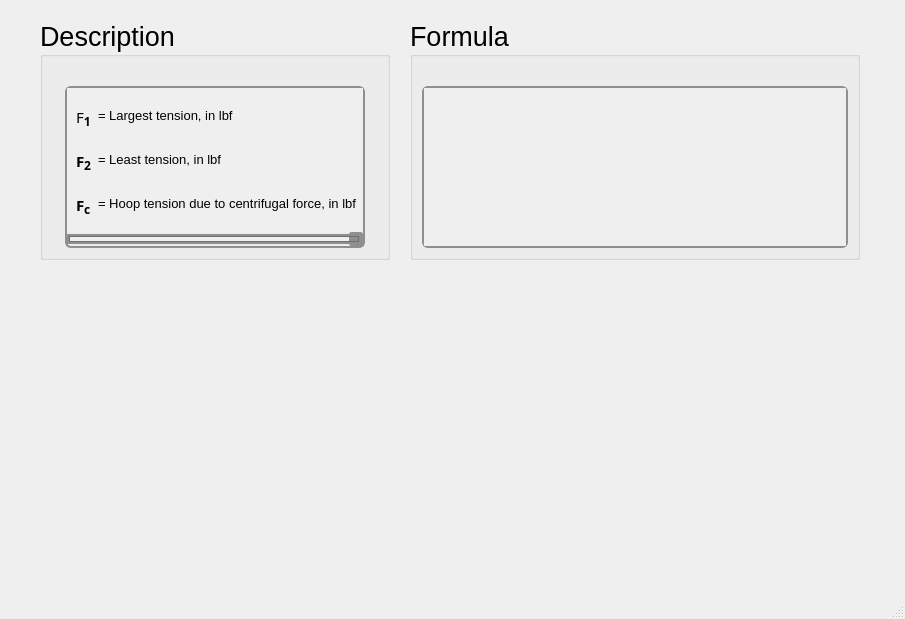
This is ui/vbelt_fiinit.ui in Ah00ra/HNNS as Qt 5 draws it before an edit. The edited form follows.
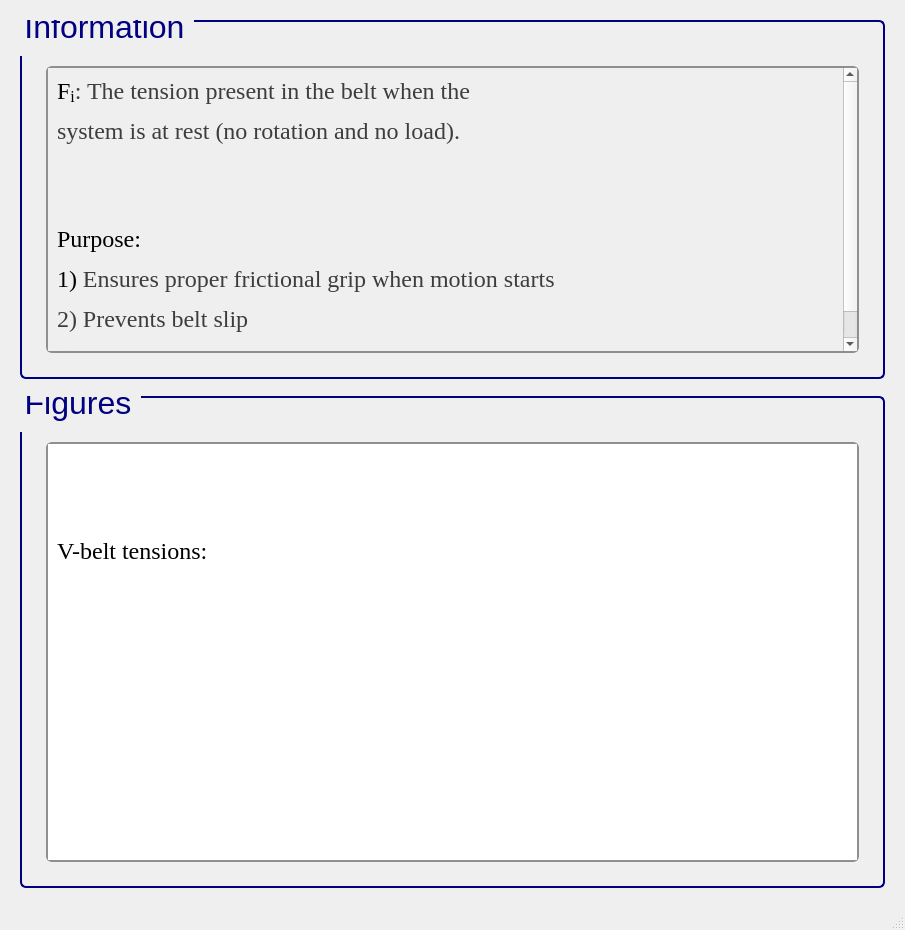
This is the edited form. Icons and pictures are not drawn.

Commit message: Add ui info to vbelt

What changed in the file:
```diff
--- a/ui/vbelt_fiinit.ui
+++ b/ui/vbelt_fiinit.ui
@@ -7,94 +7,122 @@
     <x>0</x>
     <y>0</y>
     <width>905</width>
-    <height>619</height>
+    <height>930</height>
    </rect>
   </property>
+  <property name="sizePolicy">
+   <sizepolicy hsizetype="Minimum" vsizetype="Minimum">
+    <horstretch>0</horstretch>
+    <verstretch>0</verstretch>
+   </sizepolicy>
+  </property>
+  <property name="minimumSize">
+   <size>
+    <width>900</width>
+    <height>930</height>
+   </size>
+  </property>
   <property name="windowTitle">
    <string>MainWindow</string>
   </property>
   <widget class="QWidget" name="centralwidget">
-   <widget class="QGroupBox" name="groupBox_652">
-    <property name="geometry">
-     <rect>
-      <x>40</x>
-      <y>20</y>
-      <width>350</width>
-      <height>240</height>
-     </rect>
-    </property>
-    <property name="sizePolicy">
-     <sizepolicy hsizetype="Minimum" vsizetype="Minimum">
-      <horstretch>0</horstretch>
-      <verstretch>0</verstretch>
-     </sizepolicy>
-    </property>
-    <property name="minimumSize">
-     <size>
-      <width>350</width>
-      <height>0</height>
-     </size>
-    </property>
-    <property name="maximumSize">
-     <size>
-      <width>350</width>
-      <height>241</height>
-     </size>
-    </property>
-    <property name="font">
-     <font>
-      <family>Segoe UI</family>
-      <pointsize>20</pointsize>
-      <weight>50</weight>
-      <italic>false</italic>
-      <bold>false</bold>
-     </font>
-    </property>
-    <property name="title">
-     <string>Description</string>
-    </property>
-    <layout class="QGridLayout" name="gridLayout_1328">
-     <item row="0" column="0">
-      <spacer name="verticalSpacer_652">
-       <property name="orientation">
-        <enum>Qt::Vertical</enum>
-       </property>
-       <property name="sizeType">
-        <enum>QSizePolicy::Fixed</enum>
-       </property>
-       <property name="sizeHint" stdset="0">
-        <size>
-         <width>20</width>
-         <height>20</height>
-        </size>
-       </property>
-      </spacer>
-     </item>
-     <item row="1" column="0">
-      <widget class="QScrollArea" name="scrollArea_394">
-       <property name="sizePolicy">
-        <sizepolicy hsizetype="Minimum" vsizetype="Minimum">
-         <horstretch>0</horstretch>
-         <verstretch>0</verstretch>
-        </sizepolicy>
-       </property>
-       <property name="maximumSize">
-        <size>
-         <width>300</width>
-         <height>361</height>
-        </size>
-       </property>
-       <property name="font">
-        <font>
-         <family>Segoe UI</family>
-         <pointsize>15</pointsize>
-         <weight>50</weight>
-         <italic>false</italic>
-         <bold>false</bold>
-        </font>
-       </property>
-       <property name="styleSheet">
-        <string notr="true">QScrollArea {
+   <layout class="QGridLayout" name="gridLayout">
+    <item row="0" column="1">
+     <spacer name="verticalSpacer_26">
+      <property name="orientation">
+       <enum>Qt::Vertical</enum>
+      </property>
+      <property name="sizeType">
+       <enum>QSizePolicy::Fixed</enum>
+      </property>
+      <property name="sizeHint" stdset="0">
+       <size>
+        <width>839</width>
+        <height>11</height>
+       </size>
+      </property>
+     </spacer>
+    </item>
+    <item row="1" column="1">
+     <widget class="QGroupBox" name="groupBox_125">
+      <property name="sizePolicy">
+       <sizepolicy hsizetype="Minimum" vsizetype="Minimum">
+        <horstretch>0</horstretch>
+        <verstretch>0</verstretch>
+       </sizepolicy>
+      </property>
+      <property name="minimumSize">
+       <size>
+        <width>822</width>
+        <height>300</height>
+       </size>
+      </property>
+      <property name="font">
+       <font>
+        <family>Segoe UI</family>
+        <pointsize>24</pointsize>
+        <weight>50</weight>
+        <italic>false</italic>
+        <bold>false</bold>
+       </font>
+      </property>
+      <property name="styleSheet">
+       <string notr="true">QGroupBox {
+    border: 2px solid navy;
+    border-radius: 6px;
+    background-color: qlineargradient(x1:0, y1:0, x2:0, y2:1,
+                                      stop:0 #f6f7fa, stop:1 #dadbde);
+    font: 24pt &quot;Segoe UI&quot;;
+    padding: 5px; /* add padding inside the group box */
+    color: black;
+}
+QGroupBox::title {
+    subcontrol-origin: margin;
+    subcontrol-position: top left;
+    padding-left: 0px;
+    padding-right: 5px;
+    padding-top: 0px;
+    margin-top: -22px;  /* shift title up */
+    color: navy;
+    font-weight: bold;
+}
+</string>
+      </property>
+      <property name="title">
+       <string>Information</string>
+      </property>
+      <layout class="QGridLayout" name="gridLayout_255">
+       <item row="1" column="2">
+        <spacer name="verticalSpacer_36">
+         <property name="orientation">
+          <enum>Qt::Horizontal</enum>
+         </property>
+         <property name="sizeType">
+          <enum>QSizePolicy::Fixed</enum>
+         </property>
+         <property name="sizeHint" stdset="0">
+          <size>
+           <width>10</width>
+           <height>20</height>
+          </size>
+         </property>
+        </spacer>
+       </item>
+       <item row="1" column="1">
+        <widget class="QScrollArea" name="scrollArea_43">
+         <property name="sizePolicy">
+          <sizepolicy hsizetype="Minimum" vsizetype="Minimum">
+           <horstretch>0</horstretch>
+           <verstretch>0</verstretch>
+          </sizepolicy>
+         </property>
+         <property name="font">
+          <font>
+           <pointsize>15</pointsize>
+          </font>
+         </property>
+         <property name="styleSheet">
+          <string notr="true">QScrollArea {
     background: qlineargradient(x1:0, y1:0, x2:0, y2:1,
                                stop:0 #f6f7fa, stop:1 #dadbde);
     border: 2px solid #8f8f91;
@@ -153,190 +181,337 @@
     background: transparent;
 }
 </string>
-       </property>
-       <property name="verticalScrollBarPolicy">
-        <enum>Qt::ScrollBarAsNeeded</enum>
-       </property>
-       <property name="horizontalScrollBarPolicy">
-        <enum>Qt::ScrollBarAsNeeded</enum>
-       </property>
-       <property name="widgetResizable">
-        <bool>true</bool>
-       </property>
-       <widget class="QWidget" name="scrollAreaWidgetContents_394">
-        <property name="geometry">
-         <rect>
-          <x>0</x>
-          <y>0</y>
-          <width>306</width>
-          <height>132</height>
-         </rect>
-        </property>
-        <layout class="QGridLayout" name="gridLayout_1329">
-         <item row="3" column="0">
-          <widget class="QLabel" name="label_868">
-           <property name="font">
-            <font>
-             <family>Segoe UI Variable Small Semibol</family>
-             <pointsize>11</pointsize>
-             <weight>75</weight>
-             <bold>true</bold>
-            </font>
-           </property>
-           <property name="text">
-            <string>&lt;html&gt;&lt;head/&gt;&lt;body&gt;&lt;p&gt;F&lt;span style=&quot; font-size:14pt; vertical-align:sub;&quot;&gt;2&lt;/span&gt;&lt;/p&gt;&lt;/body&gt;&lt;/html&gt;</string>
-           </property>
-          </widget>
-         </item>
-         <item row="0" column="0">
-          <widget class="QLabel" name="label_869">
-           <property name="font">
-            <font>
-             <family>Segoe UI Variable Small Semibol</family>
-             <pointsize>11</pointsize>
-             <weight>75</weight>
-             <bold>true</bold>
-            </font>
-           </property>
-           <property name="text">
-            <string>&lt;html&gt;&lt;head/&gt;&lt;body&gt;&lt;p&gt;&lt;span style=&quot; font-weight:400;&quot;&gt;F&lt;/span&gt;&lt;span style=&quot; font-size:14pt; vertical-align:sub;&quot;&gt;1&lt;/span&gt;&lt;/p&gt;&lt;/body&gt;&lt;/html&gt;</string>
-           </property>
-          </widget>
-         </item>
-         <item row="0" column="1">
-          <widget class="QLabel" name="htext_2382">
-           <property name="font">
-            <font>
-             <pointsize>10</pointsize>
-            </font>
-           </property>
-           <property name="text">
-            <string>&lt;html&gt;&lt;head/&gt;&lt;body&gt;&lt;p&gt;= Largest tension, in lbf&lt;/p&gt;&lt;/body&gt;&lt;/html&gt;</string>
-           </property>
-          </widget>
-         </item>
-         <item row="4" column="0">
-          <widget class="QLabel" name="label_870">
-           <property name="font">
-            <font>
-             <family>Segoe UI Variable Small Semibol</family>
-             <pointsize>11</pointsize>
-             <weight>75</weight>
-             <bold>true</bold>
-            </font>
-           </property>
-           <property name="text">
-            <string>&lt;html&gt;&lt;head/&gt;&lt;body&gt;&lt;p&gt;F&lt;span style=&quot; font-size:14pt; vertical-align:sub;&quot;&gt;c&lt;/span&gt;&lt;/p&gt;&lt;/body&gt;&lt;/html&gt;</string>
-           </property>
-          </widget>
-         </item>
-         <item row="3" column="1">
-          <widget class="QLabel" name="htext_2383">
-           <property name="font">
-            <font>
-             <pointsize>10</pointsize>
-            </font>
-           </property>
-           <property name="text">
-            <string>&lt;html&gt;&lt;head/&gt;&lt;body&gt;&lt;p&gt;= Least tension, in lbf&lt;/p&gt;&lt;/body&gt;&lt;/html&gt;</string>
-           </property>
-          </widget>
-         </item>
-         <item row="4" column="1">
-          <widget class="QLabel" name="htext_2384">
-           <property name="font">
-            <font>
-             <pointsize>10</pointsize>
-            </font>
-           </property>
-           <property name="text">
-            <string>&lt;html&gt;&lt;head/&gt;&lt;body&gt;&lt;p&gt;= Hoop tension due to centrifugal force, in lbf&lt;/p&gt;&lt;/body&gt;&lt;/html&gt;</string>
-           </property>
-          </widget>
-         </item>
-        </layout>
-       </widget>
-      </widget>
-     </item>
-    </layout>
-   </widget>
-   <widget class="QGroupBox" name="groupBox_651">
-    <property name="geometry">
-     <rect>
-      <x>410</x>
-      <y>20</y>
-      <width>450</width>
-      <height>240</height>
-     </rect>
-    </property>
-    <property name="sizePolicy">
-     <sizepolicy hsizetype="Minimum" vsizetype="Minimum">
-      <horstretch>0</horstretch>
-      <verstretch>0</verstretch>
-     </sizepolicy>
-    </property>
-    <property name="minimumSize">
-     <size>
-      <width>450</width>
-      <height>0</height>
-     </size>
-    </property>
-    <property name="maximumSize">
-     <size>
-      <width>450</width>
-      <height>241</height>
-     </size>
-    </property>
-    <property name="font">
-     <font>
-      <family>Segoe UI</family>
-      <pointsize>20</pointsize>
-      <weight>50</weight>
-      <italic>false</italic>
-      <bold>false</bold>
-     </font>
-    </property>
-    <property name="title">
-     <string>Formula</string>
-    </property>
-    <layout class="QGridLayout" name="gridLayout_1326">
-     <item row="1" column="0">
-      <widget class="QScrollArea" name="scrollArea_393">
-       <property name="sizePolicy">
-        <sizepolicy hsizetype="Minimum" vsizetype="Minimum">
-         <horstretch>0</horstretch>
-         <verstretch>0</verstretch>
-        </sizepolicy>
-       </property>
-       <property name="font">
-        <font>
-         <family>Segoe UI</family>
-         <pointsize>15</pointsize>
-         <weight>50</weight>
-         <italic>false</italic>
-         <bold>false</bold>
-        </font>
-       </property>
-       <property name="styleSheet">
-        <string notr="true">QScrollArea {
+         </property>
+         <property name="verticalScrollBarPolicy">
+          <enum>Qt::ScrollBarAsNeeded</enum>
+         </property>
+         <property name="horizontalScrollBarPolicy">
+          <enum>Qt::ScrollBarAsNeeded</enum>
+         </property>
+         <property name="widgetResizable">
+          <bool>true</bool>
+         </property>
+         <widget class="QWidget" name="scrollAreaWidgetContents_43">
+          <property name="geometry">
+           <rect>
+            <x>0</x>
+            <y>0</y>
+            <width>765</width>
+            <height>370</height>
+           </rect>
+          </property>
+          <layout class="QGridLayout" name="gridLayout_3">
+           <item row="1" column="0">
+            <widget class="QLabel" name="label_3">
+             <property name="font">
+              <font>
+               <family>Times New Roman</family>
+               <pointsize>18</pointsize>
+               <weight>50</weight>
+               <bold>false</bold>
+              </font>
+             </property>
+             <property name="cursor">
+              <cursorShape>ArrowCursor</cursorShape>
+             </property>
+             <property name="frameShape">
+              <enum>QFrame::NoFrame</enum>
+             </property>
+             <property name="text">
+              <string>&lt;html&gt;&lt;head/&gt;&lt;body&gt;&lt;p&gt;&lt;span style=&quot; color:#000000;&quot;&gt;F&lt;/span&gt;&lt;span style=&quot; color:#000000; vertical-align:sub;&quot;&gt;i&lt;/span&gt;&lt;span style=&quot; color:#3d3d3d;&quot;&gt;: The tension present in the belt when the&lt;/span&gt;&lt;/p&gt;&lt;p&gt;&lt;span style=&quot; color:#3d3d3d;&quot;&gt;system is at rest (no rotation and no load).&lt;/span&gt;&lt;/p&gt;&lt;p&gt;&lt;br/&gt;&lt;/p&gt;&lt;p&gt;&lt;span style=&quot; color:#000000;&quot;&gt;Purpose: &lt;/span&gt;&lt;/p&gt;&lt;p&gt;&lt;span style=&quot; color:#000000;&quot;&gt;1) &lt;/span&gt;&lt;span style=&quot; color:#3d3d3d;&quot;&gt;Ensures proper frictional grip when motion starts&lt;/span&gt;&lt;/p&gt;&lt;p&gt;&lt;span style=&quot; color:#3d3d3d;&quot;&gt;2) Prevents belt slip&lt;/span&gt;&lt;/p&gt;&lt;p&gt;&lt;span style=&quot; color:#3d3d3d;&quot;&gt;3) Must be set correctly during belt installation&lt;/span&gt;&lt;/p&gt;&lt;/body&gt;&lt;/html&gt;</string>
+             </property>
+            </widget>
+           </item>
+          </layout>
+         </widget>
+        </widget>
+       </item>
+       <item row="2" column="1">
+        <spacer name="verticalSpacer_37">
+         <property name="orientation">
+          <enum>Qt::Vertical</enum>
+         </property>
+         <property name="sizeType">
+          <enum>QSizePolicy::Fixed</enum>
+         </property>
+         <property name="sizeHint" stdset="0">
+          <size>
+           <width>10</width>
+           <height>10</height>
+          </size>
+         </property>
+        </spacer>
+       </item>
+       <item row="1" column="0">
+        <spacer name="verticalSpacer_34">
+         <property name="orientation">
+          <enum>Qt::Horizontal</enum>
+         </property>
+         <property name="sizeType">
+          <enum>QSizePolicy::Fixed</enum>
+         </property>
+         <property name="sizeHint" stdset="0">
+          <size>
+           <width>10</width>
+           <height>20</height>
+          </size>
+         </property>
+        </spacer>
+       </item>
+       <item row="0" column="1">
+        <spacer name="verticalSpacer_35">
+         <property name="orientation">
+          <enum>Qt::Vertical</enum>
+         </property>
+         <property name="sizeType">
+          <enum>QSizePolicy::Fixed</enum>
+         </property>
+         <property name="sizeHint" stdset="0">
+          <size>
+           <width>20</width>
+           <height>30</height>
+          </size>
+         </property>
+        </spacer>
+       </item>
+      </layout>
+     </widget>
+    </item>
+    <item row="2" column="1">
+     <spacer name="verticalSpacer_23">
+      <property name="orientation">
+       <enum>Qt::Vertical</enum>
+      </property>
+      <property name="sizeType">
+       <enum>QSizePolicy::Fixed</enum>
+      </property>
+      <property name="sizeHint" stdset="0">
+       <size>
+        <width>839</width>
+        <height>11</height>
+       </size>
+      </property>
+     </spacer>
+    </item>
+    <item row="3" column="0">
+     <spacer name="verticalSpacer_25">
+      <property name="orientation">
+       <enum>Qt::Horizontal</enum>
+      </property>
+      <property name="sizeType">
+       <enum>QSizePolicy::Fixed</enum>
+      </property>
+      <property name="sizeHint" stdset="0">
+       <size>
+        <width>11</width>
+        <height>492</height>
+       </size>
+      </property>
+     </spacer>
+    </item>
+    <item row="3" column="1">
+     <widget class="QGroupBox" name="groupBox_42">
+      <property name="sizePolicy">
+       <sizepolicy hsizetype="Minimum" vsizetype="Minimum">
+        <horstretch>0</horstretch>
+        <verstretch>0</verstretch>
+       </sizepolicy>
+      </property>
+      <property name="minimumSize">
+       <size>
+        <width>822</width>
+        <height>350</height>
+       </size>
+      </property>
+      <property name="font">
+       <font>
+        <family>Segoe UI</family>
+        <pointsize>24</pointsize>
+        <weight>50</weight>
+        <italic>false</italic>
+        <bold>false</bold>
+       </font>
+      </property>
+      <property name="styleSheet">
+       <string notr="true">/* GroupBox styling */
+QGroupBox {
+    border: 2px solid navy;
+    border-radius: 6px;
+    background-color: qlineargradient(x1:0, y1:0, x2:0, y2:1,
+    stop:0 #f6f7fa, stop:1 #dadbde);
+    font: 24pt &quot;Segoe UI&quot;;
+    padding: 5px;
+    color: black;
+}
+
+/* GroupBox title styling */
+QGroupBox::title {
+    subcontrol-origin: margin;
+    subcontrol-position: top left;
+    padding-left: 0px;
+    padding-right: 5px;
+    padding-top: 0px;
+    margin-top: -22px;
+    color: navy;
+    font-weight: bold;
+}
+
+/* Make QScrollArea (only within GroupBox) have a white background with correct border */
+QGroupBox QScrollArea {
+    background-color: white !important;
+    border: 2px solid #8f8f91;
+    border-radius: 6px;
+}
+
+/* Make QScrollArea's viewport white as well */
+QGroupBox QScrollArea QWidget {
+    background-color: white !important;
+}
+
+/* Scrollbar styling inside QScrollArea in QGroupBox */
+QGroupBox QScrollArea QScrollBar:vertical, QGroupBox QScrollArea QScrollBar:horizontal {
     background: qlineargradient(x1:0, y1:0, x2:0, y2:1,
-                               stop:0 #f6f7fa, stop:1 #dadbde);
+    stop:0 #f6f7fa, stop:1 #dadbde);
     border: 2px solid #8f8f91;
     border-radius: 6px;
+    width: 14px;
+    height: 14px;
+    margin: 2px 0 2px 0;
 }
 
-QScrollArea QScrollBar:vertical, QScrollArea QScrollBar:horizontal {
+/* Remove bottom button of vertical scrollbar */
+QGroupBox QScrollArea QScrollBar::add-line:vertical {
+    height: 0px;
+    width: 0px;
+    border: none;
+    background: none;
+    margin: 0px;
+    padding: 0px;
+}
+
+/* Scrollbar handle */
+QGroupBox QScrollArea QScrollBar::handle:vertical, QGroupBox QScrollArea QScrollBar::handle:horizontal {
     background: qlineargradient(x1:0, y1:0, x2:0, y2:1,
-                               stop:0 #f6f7fa, stop:1 #dadbde);
+    stop:0 #8f8f91, stop:1 #6f6f71);
+    min-height: 20px;
+    border-radius: 6px;
+    border: 1px solid #6f6f71;
+}
+
+QGroupBox QScrollArea QScrollBar::handle:vertical:hover, QGroupBox QScrollArea QScrollBar::handle:horizontal:hover {
+    background: qlineargradient(x1:0, y1:0, x2:0, y2:1,
+    stop:0 #6f6f71, stop:1 #4f4f51);
+    border: 1px solid #4f4f51;
+}
+
+/* Scrollbar sub-line buttons */
+QGroupBox QScrollArea QScrollBar::sub-line:vertical, QGroupBox QScrollArea QScrollBar::add-line:horizontal, QGroupBox QScrollArea QScrollBar::sub-line:horizontal {
+    background: #8f8f91;
+    border: none;
+    border-radius: 3px;
+    height: 14px;
+    width: 14px;
+    subcontrol-origin: margin;
+}
+
+QGroupBox QScrollArea QScrollBar::sub-line:vertical:hover, QGroupBox QScrollArea QScrollBar::add-line:horizontal:hover, QGroupBox QScrollArea QScrollBar::sub-line:horizontal:hover {
+    background: #6f6f71;
+}
+
+/* Transparent page areas */
+QGroupBox QScrollArea QScrollBar::add-page:vertical, QGroupBox QScrollArea QScrollBar::sub-page:vertical,
+QGroupBox QScrollArea QScrollBar::add-page:horizontal, QGroupBox QScrollArea QScrollBar::sub-page:horizontal {
+    background: transparent;
+}
+</string>
+      </property>
+      <property name="title">
+       <string>Figures</string>
+      </property>
+      <layout class="QGridLayout" name="gridLayout_2">
+       <item row="0" column="1">
+        <spacer name="verticalSpacer_41">
+         <property name="orientation">
+          <enum>Qt::Vertical</enum>
+         </property>
+         <property name="sizeType">
+          <enum>QSizePolicy::Fixed</enum>
+         </property>
+         <property name="sizeHint" stdset="0">
+          <size>
+           <width>20</width>
+           <height>30</height>
+          </size>
+         </property>
+        </spacer>
+       </item>
+       <item row="1" column="0">
+        <spacer name="verticalSpacer_39">
+         <property name="orientation">
+          <enum>Qt::Horizontal</enum>
+         </property>
+         <property name="sizeType">
+          <enum>QSizePolicy::Fixed</enum>
+         </property>
+         <property name="sizeHint" stdset="0">
+          <size>
+           <width>10</width>
+           <height>20</height>
+          </size>
+         </property>
+        </spacer>
+       </item>
+       <item row="1" column="1">
+        <widget class="QScrollArea" name="scrollArea_3">
+         <property name="styleSheet">
+          <string notr="true">/* GroupBox styling */
+QGroupBox {
+    border: 2px solid navy;
+    border-radius: 6px;
+    background-color: qlineargradient(x1:0, y1:0, x2:0, y2:1,
+    stop:0 #f6f7fa, stop:1 #dadbde);
+    font: 20pt &quot;Segoe UI&quot;;
+    padding: 5px;
+    color: black;
+}
+
+/* GroupBox title styling */
+QGroupBox::title {
+    subcontrol-origin: margin;
+    subcontrol-position: top left;
+    padding-left: 0px;
+    padding-right: 5px;
+    padding-top: 0px;
+    margin-top: -20px;
+    color: navy;
+    font-weight: bold;
+}
+
+/* Make QScrollArea (only within GroupBox) have a white background with correct border */
+QGroupBox QScrollArea {
+    background-color: white !important;
     border: 2px solid #8f8f91;
     border-radius: 6px;
+}
+
+/* Make QScrollArea's viewport white as well */
+QGroupBox QScrollArea QWidget {
+    background-color: white !important;
+}
+
+/* Scrollbar styling inside QScrollArea in QGroupBox */
+QGroupBox QScrollArea QScrollBar:vertical, QGroupBox QScrollArea QScrollBar:horizontal {
+    background: qlineargradient(x1:0, y1:0, x2:0, y2:1,
+    stop:0 #f6f7fa, stop:1 #dadbde);
+    border: 2px solid #8f8f91;
+    border-radius: 6px;
     width: 14px;
     height: 14px;
     margin: 2px 0 2px 0;
 }
 
-/* Completely remove the bottom button of the vertical scrollbar */
-QScrollArea QScrollBar::add-line:vertical {
+/* Remove bottom button of vertical scrollbar */
+QGroupBox QScrollArea QScrollBar::add-line:vertical {
     height: 0px;
     width: 0px;
     border: none;
@@ -345,9 +520,10 @@
     padding: 0px;
 }
 
-QScrollArea QScrollBar::handle:vertical, QScrollArea QScrollBar::handle:horizontal {
+/* Scrollbar handle */
+QGroupBox QScrollArea QScrollBar::handle:vertical, QGroupBox QScrollArea QScrollBar::handle:horizontal {
     background: qlineargradient(x1:0, y1:0, x2:0, y2:1,
-                               stop:0 #8f8f91, stop:1 #6f6f71);
+    stop:0 #8f8f91, stop:1 #6f6f71);
     min-height: 20px;
     border-radius: 6px;
     border: 1px solid #6f6f71;
@@ -359,7 +535,8 @@
     border: 1px solid #4f4f51;
 }
 
-QScrollArea QScrollBar::sub-line:vertical, QScrollArea QScrollBar::add-line:horizontal, QScrollArea QScrollBar::sub-line:horizontal {
+/* Scrollbar sub-line buttons */
+QGroupBox QScrollArea QScrollBar::sub-line:vertical, QGroupBox QScrollArea QScrollBar::add-line:horizontal, QGroupBox QScrollArea QScrollBar::sub-line:horizontal {
     background: #8f8f91;
     border: none;
     border-radius: 3px;
@@ -372,69 +549,129 @@
     background: #6f6f71;
 }
 
-QScrollArea QScrollBar::add-page:vertical, QScrollArea QScrollBar::sub-page:vertical,
-QScrollArea QScrollBar::add-page:horizontal, QScrollArea QScrollBar::sub-page:horizontal {
+/* Transparent page areas */
+QGroupBox QScrollArea QScrollBar::add-page:vertical, QGroupBox QScrollArea QScrollBar::sub-page:vertical,
+QGroupBox QScrollArea QScrollBar::add-page:horizontal, QGroupBox QScrollArea QScrollBar::sub-page:horizontal {
     background: transparent;
 }
 </string>
-       </property>
-       <property name="verticalScrollBarPolicy">
-        <enum>Qt::ScrollBarAsNeeded</enum>
-       </property>
-       <property name="widgetResizable">
-        <bool>true</bool>
-       </property>
-       <widget class="QWidget" name="scrollAreaWidgetContents_393">
-        <property name="geometry">
-         <rect>
-          <x>0</x>
-          <y>0</y>
-          <width>422</width>
-          <height>146</height>
-         </rect>
-        </property>
-        <layout class="QGridLayout" name="gridLayout_1327">
-         <item row="0" column="0">
-          <widget class="QLabel" name="htext_2380">
-           <property name="font">
-            <font>
-             <family>MS Shell Dlg 2</family>
-             <pointsize>11</pointsize>
-             <weight>50</weight>
-             <italic>false</italic>
-             <bold>false</bold>
-            </font>
-           </property>
-           <property name="text">
-            <string>&lt;html&gt;&lt;head/&gt;&lt;body&gt;&lt;p&gt;&lt;img src=&quot;:/desc/images/Fi vbelt.png&quot;/&gt;&lt;/p&gt;&lt;/body&gt;&lt;/html&gt;</string>
-           </property>
-           <property name="scaledContents">
-            <bool>true</bool>
-           </property>
-          </widget>
-         </item>
-        </layout>
-       </widget>
-      </widget>
-     </item>
-     <item row="0" column="0">
-      <spacer name="verticalSpacer_651">
-       <property name="orientation">
-        <enum>Qt::Vertical</enum>
-       </property>
-       <property name="sizeType">
-        <enum>QSizePolicy::Fixed</enum>
-       </property>
-       <property name="sizeHint" stdset="0">
-        <size>
-         <width>20</width>
-         <height>20</height>
-        </size>
-       </property>
-      </spacer>
-     </item>
-    </layout>
-   </widget>
+         </property>
+         <property name="widgetResizable">
+          <bool>true</bool>
+         </property>
+         <widget class="QWidget" name="scrollAreaWidgetContents_3">
+          <property name="geometry">
+           <rect>
+            <x>0</x>
+            <y>0</y>
+            <width>980</width>
+            <height>788</height>
+           </rect>
+          </property>
+          <layout class="QGridLayout" name="gridLayout_4">
+           <item row="1" column="0">
+            <widget class="QLabel" name="label">
+             <property name="frameShape">
+              <enum>QFrame::NoFrame</enum>
+             </property>
+             <property name="text">
+              <string>&lt;html&gt;&lt;head/&gt;&lt;body&gt;&lt;p&gt;&lt;img src=&quot;:/info/info/V-belt tensions..png&quot;/&gt;&lt;/p&gt;&lt;/body&gt;&lt;/html&gt;</string>
+             </property>
+            </widget>
+           </item>
+           <item row="0" column="0">
+            <widget class="QLabel" name="label_5">
+             <property name="font">
+              <font>
+               <family>Times New Roman</family>
+               <pointsize>18</pointsize>
+               <weight>50</weight>
+               <bold>false</bold>
+              </font>
+             </property>
+             <property name="cursor">
+              <cursorShape>ArrowCursor</cursorShape>
+             </property>
+             <property name="frameShape">
+              <enum>QFrame::NoFrame</enum>
+             </property>
+             <property name="text">
+              <string>&lt;html&gt;&lt;head/&gt;&lt;body&gt;&lt;p&gt;V-belt tensions:&lt;/p&gt;&lt;/body&gt;&lt;/html&gt;</string>
+             </property>
+            </widget>
+           </item>
+          </layout>
+         </widget>
+        </widget>
+       </item>
+       <item row="1" column="2">
+        <spacer name="verticalSpacer_40">
+         <property name="orientation">
+          <enum>Qt::Horizontal</enum>
+         </property>
+         <property name="sizeType">
+          <enum>QSizePolicy::Fixed</enum>
+         </property>
+         <property name="sizeHint" stdset="0">
+          <size>
+           <width>10</width>
+           <height>20</height>
+          </size>
+         </property>
+        </spacer>
+       </item>
+       <item row="2" column="1">
+        <spacer name="verticalSpacer_38">
+         <property name="orientation">
+          <enum>Qt::Vertical</enum>
+         </property>
+         <property name="sizeType">
+          <enum>QSizePolicy::Fixed</enum>
+         </property>
+         <property name="sizeHint" stdset="0">
+          <size>
+           <width>10</width>
+           <height>10</height>
+          </size>
+         </property>
+        </spacer>
+       </item>
+      </layout>
+     </widget>
+    </item>
+    <item row="3" column="2">
+     <spacer name="verticalSpacer_28">
+      <property name="orientation">
+       <enum>Qt::Horizontal</enum>
+      </property>
+      <property name="sizeType">
+       <enum>QSizePolicy::Fixed</enum>
+      </property>
+      <property name="sizeHint" stdset="0">
+       <size>
+        <width>11</width>
+        <height>492</height>
+       </size>
+      </property>
+     </spacer>
+    </item>
+    <item row="4" column="1">
+     <spacer name="verticalSpacer_27">
+      <property name="orientation">
+       <enum>Qt::Vertical</enum>
+      </property>
+      <property name="sizeType">
+       <enum>QSizePolicy::Fixed</enum>
+      </property>
+      <property name="sizeHint" stdset="0">
+       <size>
+        <width>839</width>
+        <height>11</height>
+       </size>
+      </property>
+     </spacer>
+    </item>
+   </layout>
   </widget>
   <widget class="QMenuBar" name="menubar">
    <property name="geometry">
```
Left out of the diff: 12 changed lines with no effect on the pictures. The commit also changes 33 other files.
